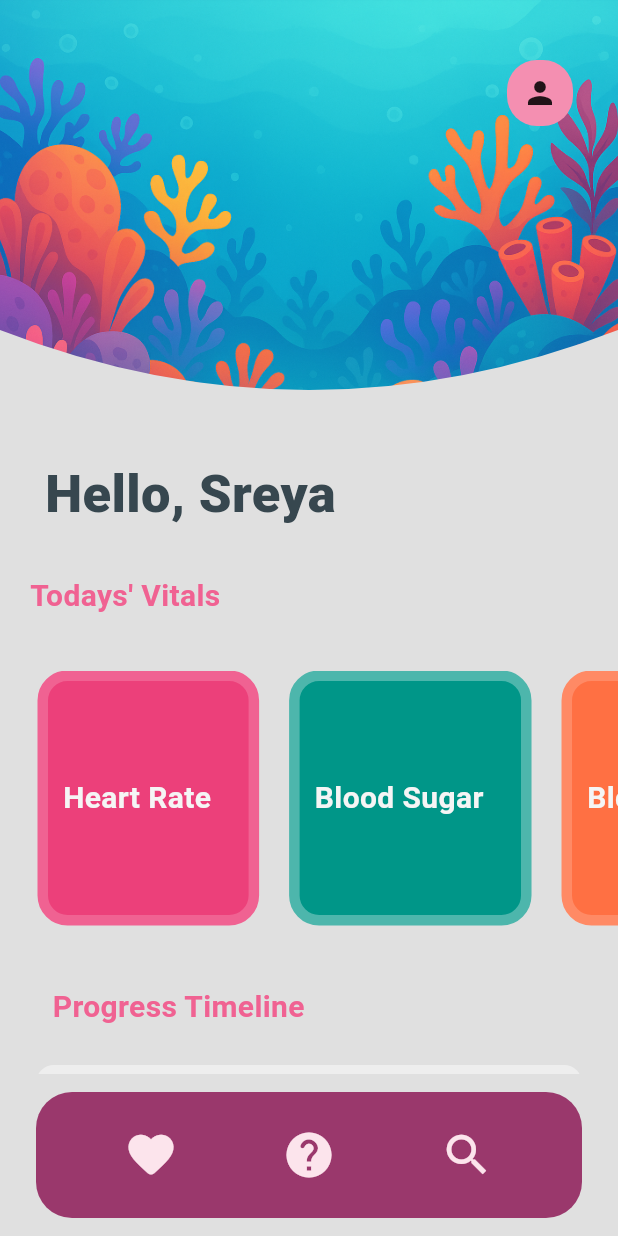
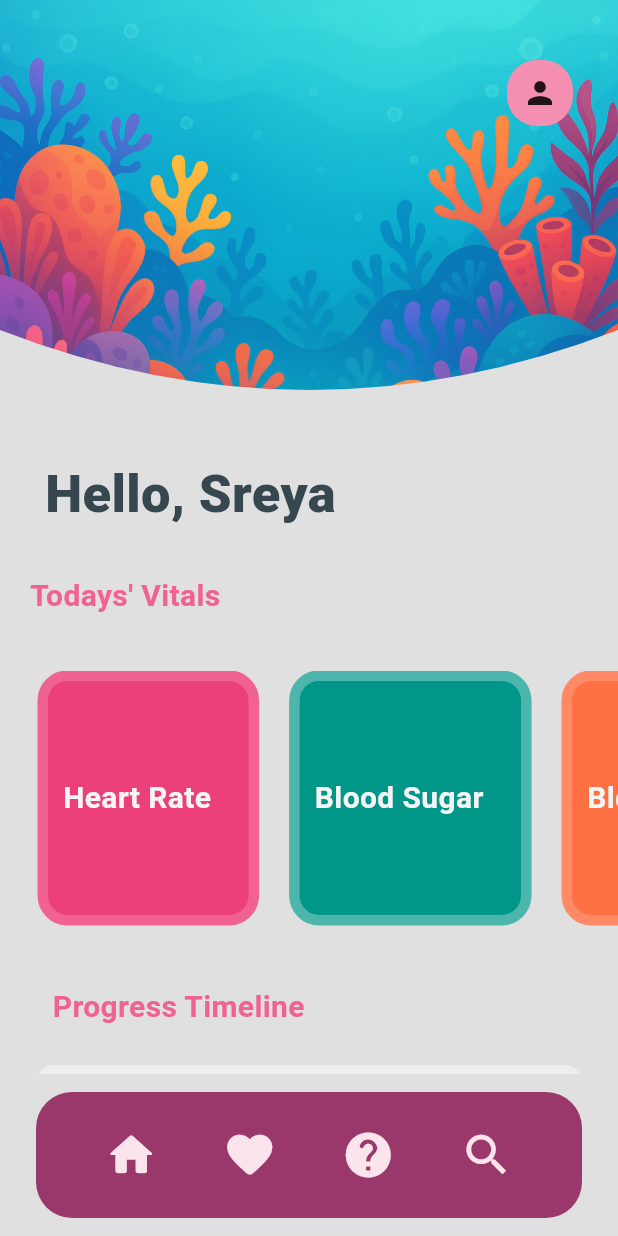
Before and after one commit to sreyasaju/heartSync, a Flutter app: the screen it shows after launch, on a phone screen of 412 x 824 dp. Run offline on Flutter 3.47's test engine with Material 3 defaults, Android fonts, the phone set to English and light mode, and no system bars; Roboto replaces fonts that are missing (BalooChettan2).

Commit message:
add home button

```diff
--- a/lib/components/nav_bar.dart
+++ b/lib/components/nav_bar.dart
@@ -17,6 +17,13 @@ class NavBar extends StatelessWidget {
         child: Row(
           mainAxisAlignment: MainAxisAlignment.spaceAround,
           children: [
+            IconButton(
+              hoverColor: Colors.pink,
+              icon: const Icon(Icons.home_rounded),
+              color: Colors.pink[50],
+              iconSize: 36,
+              onPressed: () {},
+            ),
             IconButton(
               hoverColor: Colors.pink,
               icon: const Icon(Icons.favorite_rounded),
```
